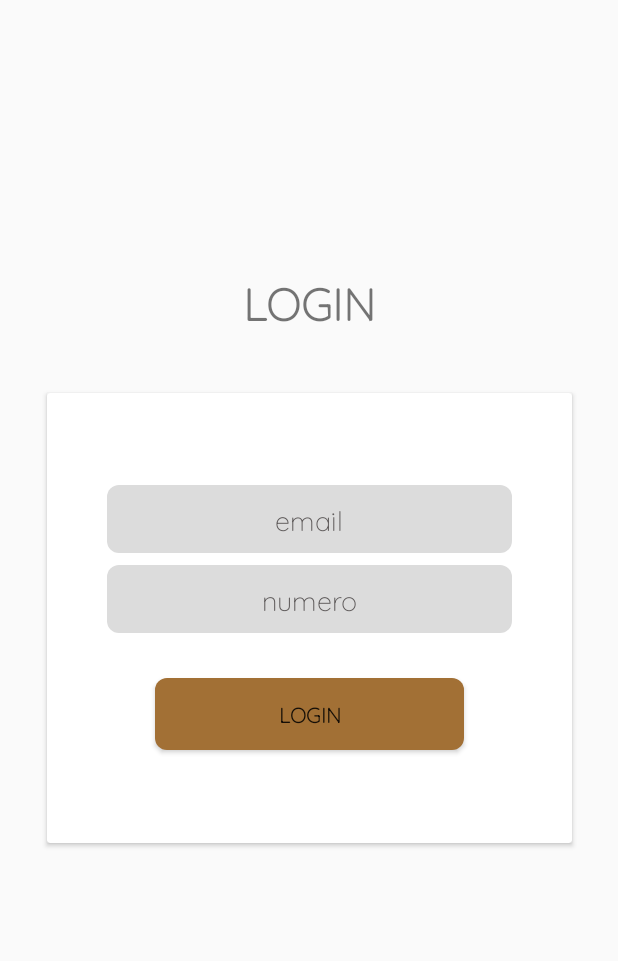
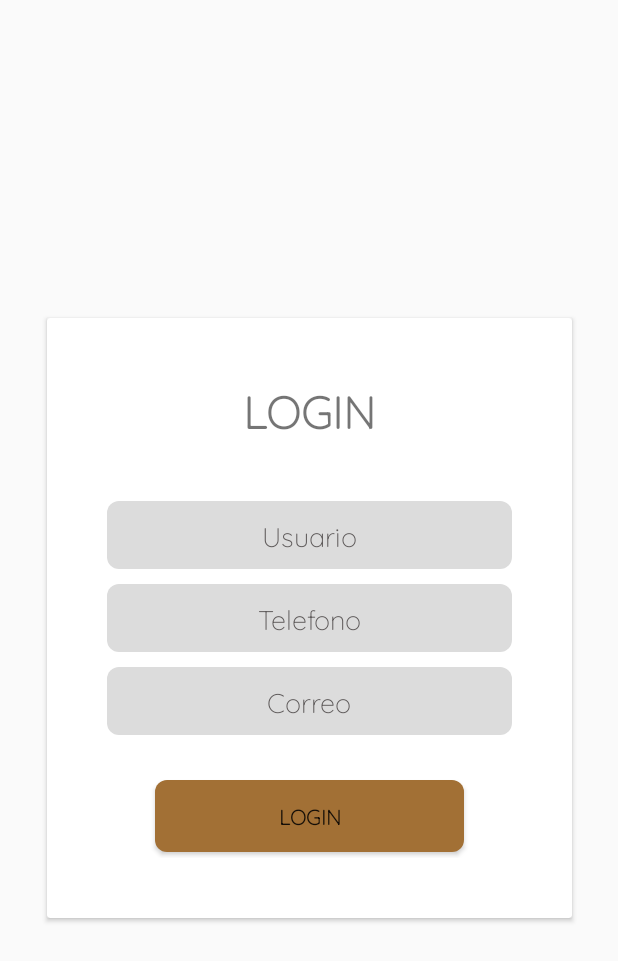
Before and after one commit to faqpauro/parcialTP3, an Android app: the LoginActivity screen opened directly, with no data from a screen before it, on a phone screen of 412 x 824 dp. Shown: the top 961 px of the screen. Run offline under Robolectric (Android 15) with nearby library versions, the phone set to English and light mode, and no system bars.

Commit message:
arreglo login

```diff
--- a/app/src/main/res/layout/activity_login.xml
+++ b/app/src/main/res/layout/activity_login.xml
@@ -10,7 +10,7 @@
     <androidx.cardview.widget.CardView
         android:id="@+id/card"
         android:layout_width="350dp"
-        android:layout_height="300dp"
+        android:layout_height="400dp"
         app:layout_constraintBottom_toBottomOf="parent"
         app:layout_constraintEnd_toEndOf="parent"
         app:layout_constraintStart_toStartOf="parent"
@@ -18,49 +18,74 @@
 
         <androidx.constraintlayout.widget.ConstraintLayout
             android:layout_width="match_parent"
+            android:padding="40dp"
             android:layout_height="match_parent">
+            <TextView
+                android:id="@+id/textView"
+                android:layout_width="wrap_content"
+                android:layout_height="wrap_content"
+                android:layout_marginBottom="40dp"
+                android:fontFamily="@font/quicksand"
+                android:text="LOGIN"
+                android:textSize="30dp"
+                android:textStyle="bold"
+                app:layout_constraintBottom_toTopOf="@+id/card"
+                app:layout_constraintEnd_toEndOf="parent"
+                app:layout_constraintStart_toStartOf="parent" />
 
             <EditText
-                android:id="@+id/emailLogin"
+                android:id="@+id/usuarioLogin"
                 android:layout_width="match_parent"
                 android:layout_height="45dp"
-                android:layout_marginStart="40dp"
-                android:layout_marginEnd="40dp"
                 android:background="@drawable/radius"
                 android:backgroundTint="#DCDCDC"
-                android:hint="email"
+                android:fontFamily="@font/quicksand"
+                android:hint="@string/usuario"
                 android:importantForAutofill="no"
-                android:fontFamily="@font/quicksand"
                 android:inputType="textEmailAddress"
                 android:textAlignment="center"
+                android:layout_marginBottom="10dp"
                 android:textColorHint="@color/black"
-                app:layout_constraintBottom_toTopOf="@+id/passwordLogin"
+                app:layout_constraintBottom_toTopOf="@+id/telefonoLogin"
                 app:layout_constraintEnd_toEndOf="parent"
                 app:layout_constraintHorizontal_bias="0.0"
-                app:layout_constraintStart_toStartOf="parent"
-                app:layout_constraintTop_toTopOf="parent"
-                app:layout_constraintVertical_bias="0.885" />
+                app:layout_constraintStart_toStartOf="parent" />
 
             <EditText
-                android:id="@+id/passwordLogin"
+                android:id="@+id/telefonoLogin"
                 android:layout_width="match_parent"
                 android:layout_height="45dp"
-                android:layout_marginStart="40dp"
-                android:layout_marginEnd="40dp"
                 android:background="@drawable/radius"
                 android:backgroundTint="#DCDCDC"
-                android:hint="numero"
+                android:fontFamily="@font/quicksand"
+                android:hint="Telefono"
                 android:importantForAutofill="no"
-                android:fontFamily="@font/quicksand"
                 android:inputType="textPassword"
                 android:textAlignment="center"
                 android:textColorHint="@color/black"
                 app:layout_constraintBottom_toBottomOf="parent"
                 app:layout_constraintEnd_toEndOf="parent"
-                app:layout_constraintHorizontal_bias="0.0"
                 app:layout_constraintStart_toStartOf="parent"
-                app:layout_constraintTop_toTopOf="parent"
-                app:layout_constraintVertical_bias="0.451" />
+                app:layout_constraintTop_toTopOf="parent" />
+
+            <EditText
+                android:id="@+id/correoLogin"
+                android:layout_width="match_parent"
+                android:layout_height="45dp"
+                android:background="@drawable/radius"
+                android:backgroundTint="#DCDCDC"
+                android:fontFamily="@font/quicksand"
+                android:hint="Correo"
+                android:importantForAutofill="no"
+                android:inputType="textPassword"
+                android:textAlignment="center"
+                android:layout_marginTop="10dp"
+                android:textColorHint="@color/black"
+                app:layout_constraintBottom_toBottomOf="parent"
+                app:layout_constraintEnd_toEndOf="parent"
+                app:layout_constraintStart_toStartOf="parent"
+                app:layout_constraintTop_toBottomOf="@+id/telefonoLogin"
+                app:layout_constraintVertical_bias="0.0" />
 
             <Button
                 android:id="@+id/loginButton"
@@ -74,23 +99,12 @@
                 android:textStyle="bold"
                 app:layout_constraintHorizontal_bias="0.5"
                 app:layout_constraintStart_toStartOf="parent"
-                app:layout_constraintTop_toBottomOf="@+id/passwordLogin" />
+                app:layout_constraintTop_toBottomOf="@+id/correoLogin" />
 
 
         </androidx.constraintlayout.widget.ConstraintLayout>
     </androidx.cardview.widget.CardView>
 
-    <TextView
-        android:id="@+id/textView"
-        android:layout_width="wrap_content"
-        android:layout_height="wrap_content"
-        android:layout_marginBottom="40dp"
-        android:fontFamily="@font/quicksand"
-        android:text="LOGIN"
-        android:textSize="30dp"
-        android:textStyle="bold"
-        app:layout_constraintBottom_toTopOf="@+id/card"
-        app:layout_constraintEnd_toEndOf="parent"
-        app:layout_constraintStart_toStartOf="parent" />
+
 
 </androidx.constraintlayout.widget.ConstraintLayout>
--- a/app/src/main/res/values/strings.xml
+++ b/app/src/main/res/values/strings.xml
@@ -12,4 +12,5 @@
 
     <string name="drawer_open">"Abrir"</string>
     <string name="drawer_close">"Cerrar"</string>
+    <string name="usuario">Usuario</string>
 </resources>
```
